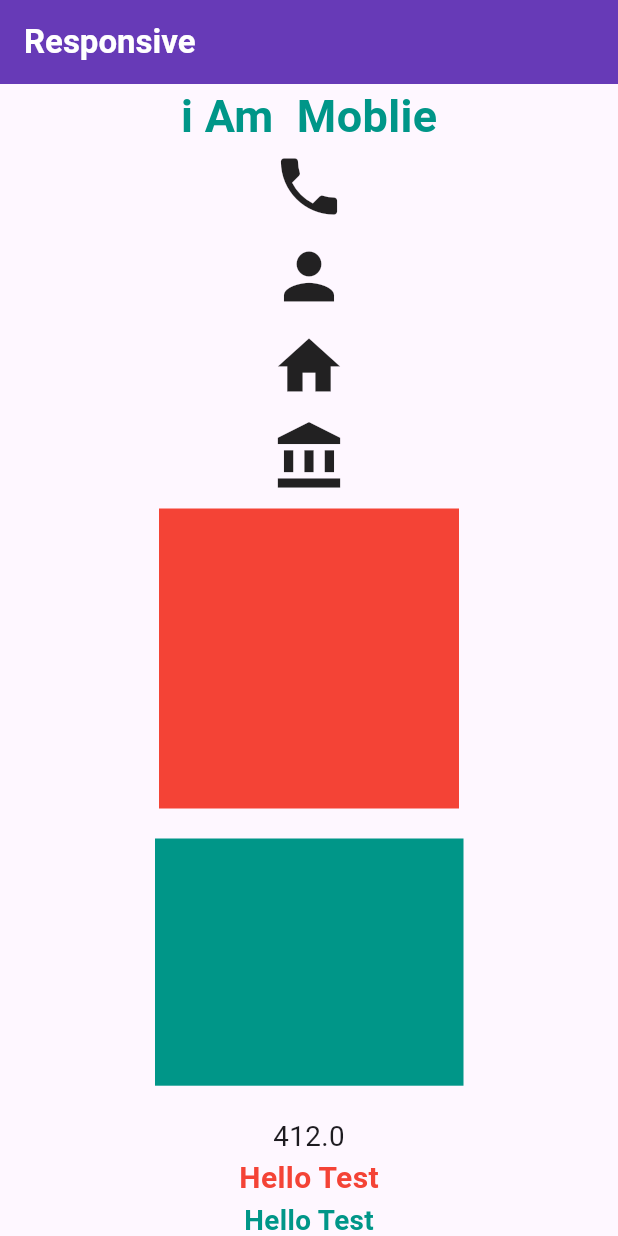
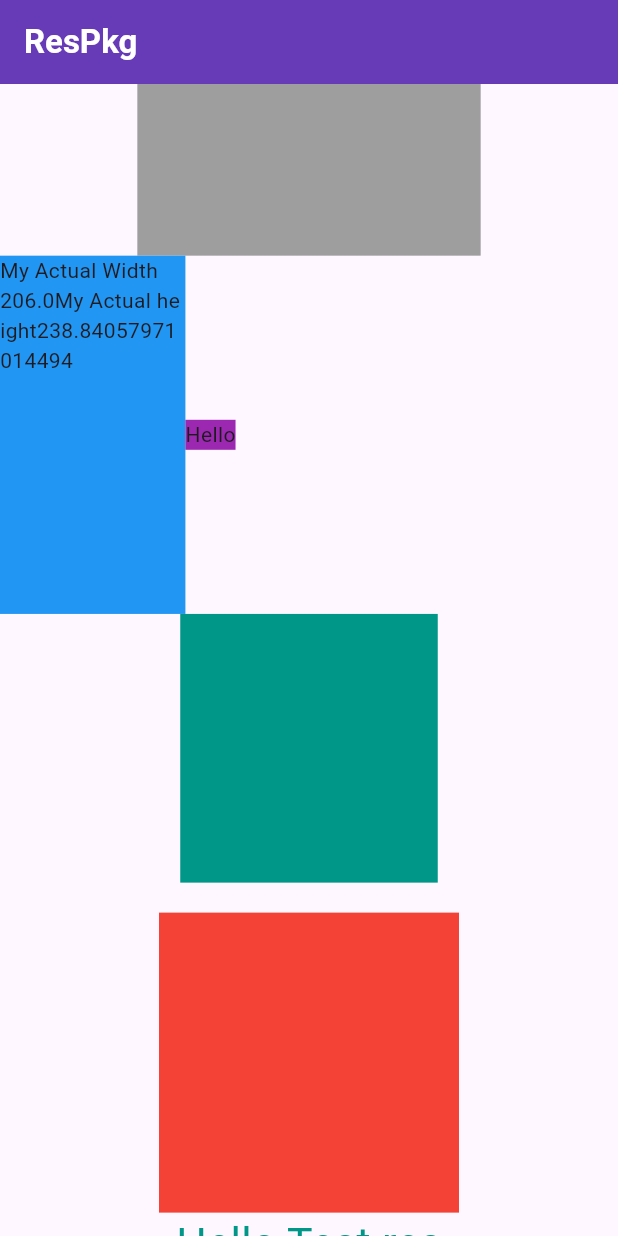
Before and after one commit to Md-Mahfuzul-Hoque/flutter_13, a Flutter app: the screen it shows after launch, on a phone screen of 412 x 824 dp. Run offline on Flutter 3.47's test engine with Material 3 defaults, Android fonts, the phone set to English and light mode, and no system bars; our stand-ins replace flutter_screenutil.

Commit message:
module_11 ,class_2 Commit

```diff
--- a/lib/app.dart
+++ b/lib/app.dart
@@ -1,7 +1,10 @@
 import 'package:flutter/material.dart';
+import 'package:flutter_13/module_11/class_2.dart';
+import 'package:flutter_screenutil/flutter_screenutil.dart';
 import 'package:flutter_13/module_7/class3_button.dart';
 import 'package:flutter_13/module_8/class_1_input.dart';
 import 'package:flutter_13/module_9/app_theme.dart';
+
 
 import 'home.dart';
 import 'module_11/res.dart';
@@ -19,7 +22,14 @@
 
   @override
   Widget build(BuildContext context) {
-    return MaterialApp(
+
+    return ScreenUtilInit(
+        designSize: const Size(360, 690),
+    minTextAdapt: true,
+    splitScreenMode: true,
+    // Use builder only if you need to use library outside ScreenUtilInit context
+    builder: (_ , child) {
+      return  MaterialApp(
         debugShowCheckedModeBanner: false,
         // theme: AppTheme.lightTheme,
         // darkTheme: AppTheme.darkTheme,
@@ -73,7 +83,7 @@
         themeMode: ThemeMode.light,
         title: 'Batch-13',
         home: ThemeTest(),
-      initialRoute: 'res',
+        initialRoute: 'res_pakg',
         routes: {
           '/home': (context) => Home(),
           'btns': (context) => Buttongrp(),
@@ -83,7 +93,14 @@
           'Stack': (context) => Class2Stack(),
           'widget': (context) => OwnWidget(),
           'res': (context) => Res(),
+          'res_pakg': (context) => ResPKG(),
         },
       );
+
+    }
+    );
+
+
+
     }
 }
--- /dev/null
+++ b/lib/module_11/class_2.dart
@@ -0,0 +1,145 @@
+import 'package:flutter/material.dart';
+import 'package:flutter_screenutil/flutter_screenutil.dart';
+
+class ResPKG extends StatelessWidget {
+  const ResPKG({super.key});
+
+  @override
+  Widget build(BuildContext context) {
+    final Orientation orientation = MediaQuery.of(context).orientation;
+    return Scaffold(
+
+      appBar: AppBar(
+        title: Text('ResPkg',
+        style: TextStyle(
+          color: Colors.white,
+          fontWeight: FontWeight.bold,
+        ),
+        ),
+      ),
+      body: Center(
+        child: SingleChildScrollView(
+          scrollDirection: orientation == Orientation.landscape ?
+          Axis.horizontal : Axis.vertical,
+          child: orientation == Orientation.landscape ?
+          Row(
+            mainAxisAlignment: MainAxisAlignment.center,
+            children: [
+              Container(
+                //width 200.r == min(200.w,200.h
+                width: 200.r,
+                height: 100.r,
+                color: Colors.green,
+
+              ),
+              Row(
+                children: [
+                  Container(
+                    width: 0.3.sw,
+                    height: 200.h,
+                    color: Colors.blue,
+                    child: Text(''
+                        'My Actual Width ${0.5.sw}'
+                        'My Actual height${200.h}'
+                    ),
+                  ),
+                  Container(
+                    constraints: BoxConstraints(
+                      maxHeight: 250,
+                      maxWidth: 200,
+                    ).hw,
+                    color: Colors.purple,
+                    child: Text('Hello'),
+                  ),
+                ],
+              ),
+              Container(
+                height: 150.h,
+                width: 150.w,
+                color: Colors.teal,
+              ),
+              SizedBox(
+                height: 20,
+              ),
+              Container(
+                height: 200,
+                width: 200,
+                color: Colors.red,
+              ),
+              Text('Hello Test res',
+                style: TextStyle(
+                    fontSize: 25.sp,
+                    color: Colors.teal
+                ),
+              ),
+              Text('Hello Test',
+                style: TextStyle(
+                    fontSize: 25,
+                    color: Colors.red
+                ),
+              ),
+            ],
+          ) :
+          Column(
+            mainAxisAlignment: MainAxisAlignment.center,
+            children: [
+              Container(
+                //width 200.r == min(200.w,200.h
+                width: 200.r,
+                height: 100.r,
+                color: Colors.grey,
+
+              ),
+              Row(
+               children: [
+                 Container(
+                   width: 0.3.sw,
+                   height: 200.h,
+                   color: Colors.blue,
+                   child: Text(''
+                       'My Actual Width ${0.5.sw}'
+                       'My Actual height${200.h}'
+                   ),
+                 ),
+                 Container(
+                   constraints: BoxConstraints(
+                     maxHeight: 250,
+                     maxWidth: 200,
+                   ).hw,
+                   color: Colors.purple,
+                   child: Text('Hello'),
+                 ),
+               ],
+              ),
+              Container(
+                height: 150.h,
+                width: 150.w,
+                color: Colors.teal,
+              ),
+              SizedBox(
+                height: 20,
+              ),
+              Container(
+                height: 200,
+                width: 200,
+                color: Colors.red,
+              ),
+              Text('Hello Test res',
+              style: TextStyle(
+                fontSize: 25.sp,
+                color: Colors.teal
+              ),
+              ),
+              Text('Hello Test',
+                style: TextStyle(
+                  fontSize: 25,
+                  color: Colors.red
+                ),
+              ),
+            ],
+          ),
+        ),
+      ),
+    );
+  }
+}
--- a/pubspec.yaml
+++ b/pubspec.yaml
@@ -45,6 +45,7 @@
   # package. See that file for information about deactivating specific lint
   # rules and activating additional ones.
   flutter_lints: ^5.0.0
+  flutter_screenutil: ^5.9.3
 
 # For information on the generic Dart part of this file, see the
 # following page: https://dart.dev/tools/pub/pubspec
```
Also changed, not shown: pubspec.lock. Lines whose indentation alone changed are shown as unchanged.
